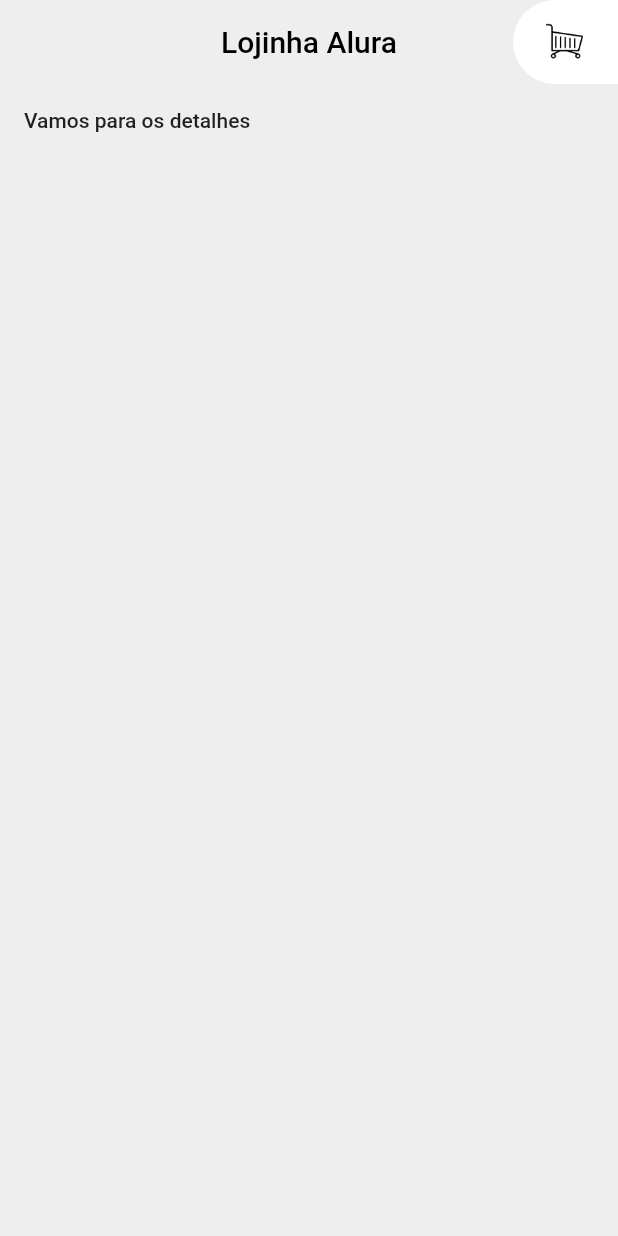
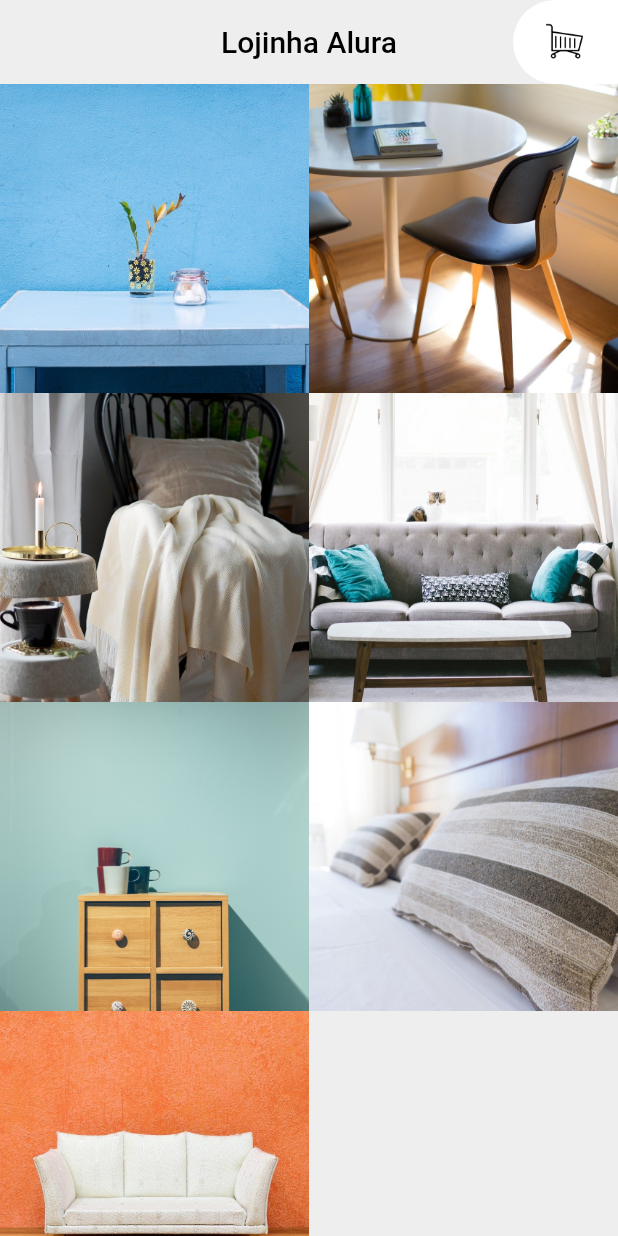
Before and after one commit to lucianoluzzi/flutter_ui, a Flutter app: the screen it shows after launch, on a phone screen of 412 x 824 dp. Run offline on Flutter 3.47's test engine with Material 2 defaults, Android fonts, the phone set to English and light mode, and no system bars.

Commit message:
Creating a grid with images from a hardcoded json.

```diff
--- a/lib/main.dart
+++ b/lib/main.dart
@@ -1,6 +1,6 @@
 import 'package:alura_advanced_ui/paginas/carrinho.dart';
-import 'package:alura_advanced_ui/paginas/detalhes.dart';
 import 'package:alura_advanced_ui/widgets/custom_appbar.dart';
+import 'package:alura_advanced_ui/widgets/grid_produtos.dart';
 import 'package:flutter/material.dart';
 import 'package:flutter/services.dart';
 
@@ -31,8 +31,7 @@ class MyApp extends StatelessWidget {
 }
 
 class Inicio extends StatelessWidget {
-  final List moveis = [
-    [
+  final moveis = [
     {
       "titulo": "Mesa",
       "preco": 300,
@@ -82,7 +81,6 @@ class Inicio extends StatelessWidget {
       "descricao":
           "Lorem ipsum dolor sit amet, consectetur adipiscing elit. Aenean aliquam libero id mauris mollis convallis. Orci varius natoque penatibus et magnis dis parturient montes, nascetur ridiculus mus."
     }
-    ]
   ];
 
   @override
@@ -90,12 +88,8 @@ class Inicio extends StatelessWidget {
     return Scaffold(
       backgroundColor: Colors.grey[200],
       appBar: CustomAppBar(title: 'Lojinha Alura'),
-      body: FlatButton(
-        onPressed: () => {
-          Navigator.push(
-              context, MaterialPageRoute(builder: (context) => Detalhes()))
-        },
-        child: Text('Vamos para os detalhes'),
+      body: GridProdutos(
+        moveis: moveis,
       ),
     );
   }
--- /dev/null
+++ b/lib/modelos/movel.dart
@@ -0,0 +1,20 @@
+class Movel {
+  String titulo;
+  String foto;
+  String descricao;
+  int preco;
+
+  Movel({
+    this.titulo,
+    this.foto,
+    this.descricao,
+    this.preco,
+  });
+
+  Movel.fromJson(Map<String, dynamic> json) {
+    titulo = json['titulo'];
+    foto = json['foto'];
+    descricao = json['descricao'];
+    preco = json['preco'];
+  }
+}
--- /dev/null
+++ b/lib/widgets/elemento_produto/elemento_grid_produtos.dart
@@ -0,0 +1,16 @@
+import 'package:alura_advanced_ui/modelos/movel.dart';
+import 'package:alura_advanced_ui/widgets/elemento_produto/imagem_elemento_grid_produtos.dart';
+import 'package:flutter/material.dart';
+
+class ElementoGridProdutos extends StatelessWidget {
+  final Movel movel;
+
+  ElementoGridProdutos({@required this.movel});
+
+  @override
+  Widget build(BuildContext context) {
+    return ImagemElementoGridProdutos(
+      imagem: movel.foto,
+    );
+  }
+}
--- /dev/null
+++ b/lib/widgets/elemento_produto/imagem_elemento_grid_produtos.dart
@@ -0,0 +1,17 @@
+import 'package:flutter/material.dart';
+
+class ImagemElementoGridProdutos extends StatelessWidget {
+  final String imagem;
+
+  ImagemElementoGridProdutos({
+    @required this.imagem,
+  });
+
+  @override
+  Widget build(BuildContext context) {
+    return Image(
+      fit: BoxFit.cover,
+      image: AssetImage("utilidades/assets/imagens/$imagem"),
+    );
+  }
+}
--- /dev/null
+++ b/lib/widgets/grid_produtos.dart
@@ -0,0 +1,27 @@
+import 'package:alura_advanced_ui/modelos/movel.dart';
+import 'package:alura_advanced_ui/widgets/elemento_produto/elemento_grid_produtos.dart';
+import 'package:flutter/material.dart';
+
+class GridProdutos extends StatelessWidget {
+  final moveis;
+
+  GridProdutos({this.moveis});
+
+  @override
+  Widget build(BuildContext context) {
+    return Scaffold(
+      backgroundColor: Colors.grey[200],
+      body: GridView.builder(
+        gridDelegate:
+            SliverGridDelegateWithFixedCrossAxisCount(crossAxisCount: 2),
+        itemBuilder: (context, index) {
+          final movel = Movel.fromJson(moveis[index]);
+          return ElementoGridProdutos(
+            movel: movel,
+          );
+        },
+        itemCount: moveis.length,
+      ),
+    );
+  }
+}
--- a/pubspec.yaml
+++ b/pubspec.yaml
@@ -47,6 +47,7 @@ flutter:
   # To add assets to your application, add an assets section, like this:
   assets:
     - utilidades/assets/icones/carrinho.png
+    - utilidades/assets/imagens/
 
   # An image asset can refer to one or more resolution-specific "variants", see
   # https://flutter.dev/assets-and-images/#resolution-aware.
```
Lines whose indentation alone changed are shown as unchanged.
